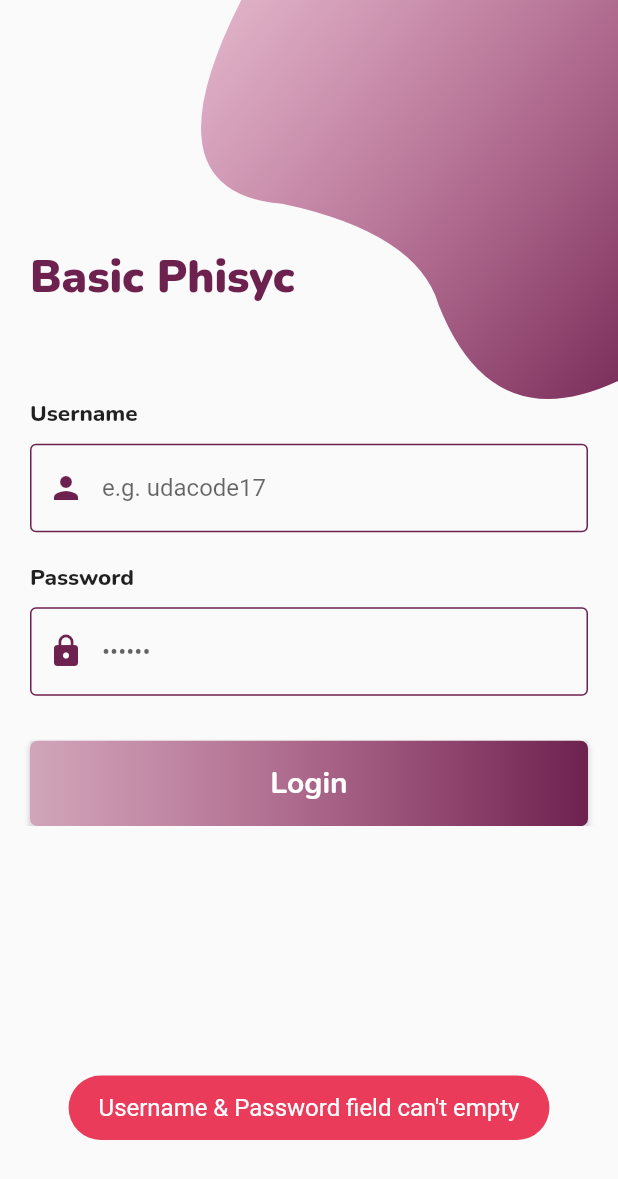
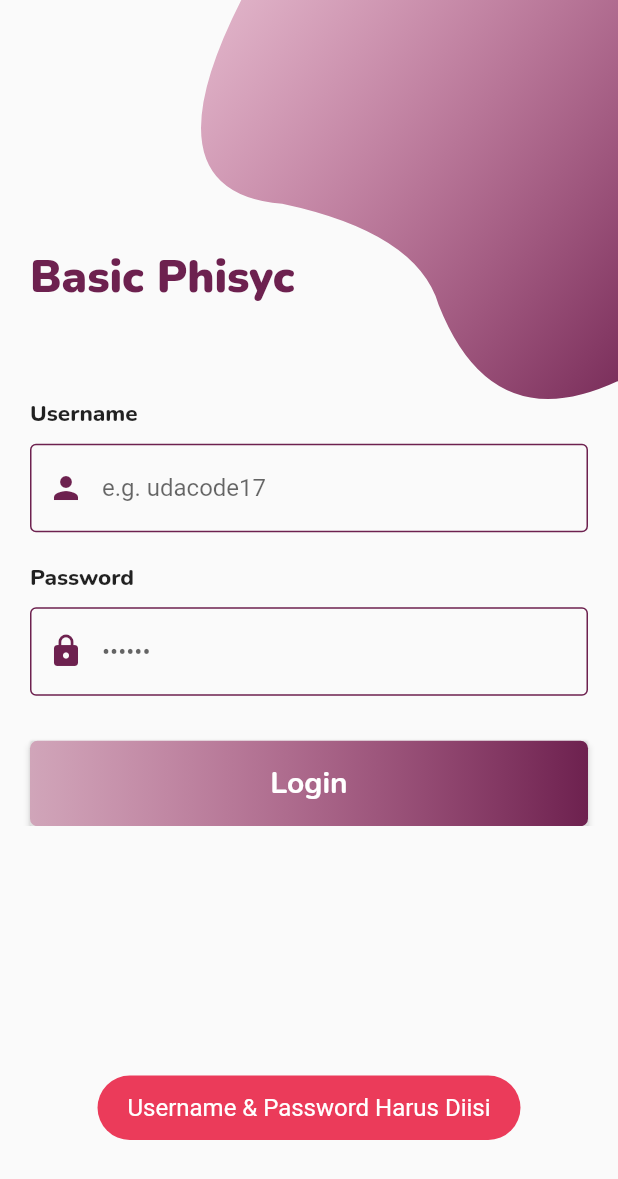
Before and after one commit to Naandalist/basic-phisyc, a Flutter app: the screen it shows after launch, after a tap on "Login", on a phone screen of 412 x 824 dp. Shown: the top 1179 px of the screen. Run offline on Flutter 3.47's test engine with Material 2 defaults, Android fonts, the phone set to English and light mode, and no system bars; our stand-ins replace fluttertoast; missing offline and left inert: giffy_dialog.

Commit message:
Adjust Message

```diff
--- a/lib/src/screens/login_screen.dart
+++ b/lib/src/screens/login_screen.dart
@@ -187,13 +187,13 @@ class _LoginScreenState extends State<LoginScreen> {
 
   void _validateLogin() {
     if (_usernameController.text.isEmpty && _usernameController.text.isEmpty) {
-      ErrorMessage.flash("Username & Password field can't empty");
+      ErrorMessage.flash("Username & Password Harus Diisi");
     } else if (_usernameController.text.isEmpty) {
-      ErrorMessage.flash("Username field can't empty");
+      ErrorMessage.flash("Username harus Diisi");
     } else if (_passwordController.text.isEmpty) {
-      ErrorMessage.flash("Password field can't empty");
+      ErrorMessage.flash("Password Harus Diisi");
     } else if (_passwordController.text.length < 6) {
-      ErrorMessage.flash("Password field can't less than 6 digits");
+      ErrorMessage.flash("Password Harus Lebih dari 6 Digit");
     } else if (_usernameController.text == credentials.registeredUsername ||
         _passwordController.text == credentials.registeredPassword) {
       Navigator.pushReplacement(context, MaterialPageRoute(builder: (context) {
@@ -201,7 +201,7 @@ class _LoginScreenState extends State<LoginScreen> {
       }));
     } else {
       ErrorMessage.giffy(
-          'Login Failed', 'Invalid sUsername or Password.', context);
+          'Login Gagal', 'Username atau Password Tidak Valid.', context);
     }
   }
 }
```
